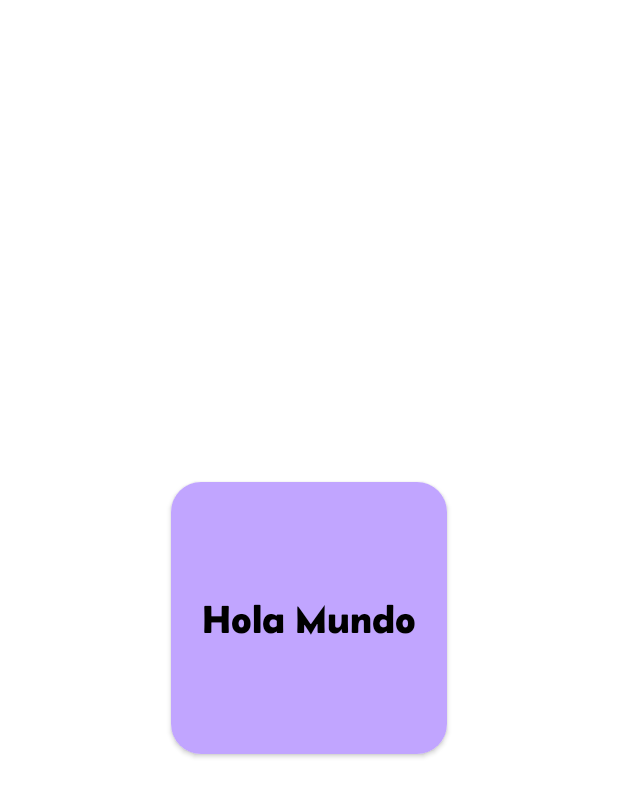
After one commit to JosueDanilo/Artists, an Android app: the layout cards_top_artist.xml on its own in the app's theme, with its tools: preview values and no code run, on a phone screen of 412 x 824 dp. The commit adds this screen. Shown: the top 797 px of the screen. Run offline under Robolectric (Android 15) with nearby library versions, the phone set to English and light mode, and no system bars; network calls fail.

Commit message:
IMPLEMENTACIÓN - Organización cards.
* Se mejora las cards en las que se muestran los Top Artist.
* Se crea la clase Utils, para manejar la utilidades.

```diff
--- a/app/src/main/java/com/example/artists/core/RetrofitHelper.kt
+++ b/app/src/main/java/com/example/artists/core/RetrofitHelper.kt
@@ -19,7 +19,7 @@ object RetrofitHelper {
 
     fun getRetrofit(): Retrofit {
         return Retrofit.Builder()
-            .baseUrl("http://ws.audioscrobbler.com/2.0/")
+            .baseUrl(Utils.BASE_URL)
             .client(httpClient)
             .addConverterFactory(GsonConverterFactory.create())
             .build()
--- a/app/src/main/java/com/example/artists/model/dataclass/TopArtistsData.kt
+++ b/app/src/main/java/com/example/artists/model/dataclass/TopArtistsData.kt
@@ -3,5 +3,5 @@ package com.example.artists.model.dataclass
 import com.example.artists.model.dataclass.artist.ArtistData
 
 data class TopArtistsData(
-    val artist: List<ArtistData>
+    val artist: List<ArtistData>,
 )
--- a/app/src/main/java/com/example/artists/model/repository/ArtistRepository.kt
+++ b/app/src/main/java/com/example/artists/model/repository/ArtistRepository.kt
@@ -7,7 +7,7 @@ class ArtistRepository {
 
     private val api = ArtistService()
 
-    suspend fun getArtistData(): TopArtistsResponse? {
+    suspend fun getArtistData(): TopArtistsResponse {
         return api.getArtistData()
     }
 
--- a/app/src/main/java/com/example/artists/view/TopArtistsFragment.kt
+++ b/app/src/main/java/com/example/artists/view/TopArtistsFragment.kt
@@ -5,8 +5,11 @@ import androidx.fragment.app.Fragment
 import android.view.LayoutInflater
 import android.view.View
 import android.view.ViewGroup
+import android.widget.LinearLayout
 import androidx.fragment.app.viewModels
+import androidx.recyclerview.widget.GridLayoutManager
 import androidx.recyclerview.widget.LinearLayoutManager
+import androidx.recyclerview.widget.RecyclerView
 import com.example.artists.R
 import com.example.artists.databinding.FragmentTopArtistsBinding
 import com.example.artists.model.dataclass.artist.ArtistData
@@ -38,7 +41,7 @@ class TopArtistsFragment : Fragment(R.layout.fragment_top_artists) {
 
         artistsViewModel.artistsDataModel.observe(viewLifecycleOwner) {
             listArtists = it.artist as MutableList<ArtistData>
-            binding.recycler.layoutManager = LinearLayoutManager(requireContext())
+            binding.recycler.layoutManager = GridLayoutManager(requireContext(), 2, RecyclerView.VERTICAL, false)
             binding.recycler.adapter = AdapterArtists(listArtists)
         }
 
--- a/app/src/main/java/com/example/artists/viewmodel/ArtistsViewModel.kt
+++ b/app/src/main/java/com/example/artists/viewmodel/ArtistsViewModel.kt
@@ -19,8 +19,7 @@ class ArtistsViewModel : ViewModel() {
     fun getDataArtist() {
         viewModelScope.launch {
             val result = artistsRepository.getArtistData()
-            if (result != null)
-                _artistModel.postValue(result.topartists)
+            _artistModel.postValue(result.topartists)
         }
     }
 
--- /dev/null
+++ b/app/src/main/res/layout/cards_top_artist.xml
@@ -0,0 +1,43 @@
+<?xml version="1.0" encoding="utf-8"?>
+<RelativeLayout xmlns:android="http://schemas.android.com/apk/res/android"
+    xmlns:app="http://schemas.android.com/apk/res-auto"
+    android:layout_width="match_parent"
+    android:layout_height="wrap_content"
+    android:layout_gravity="center"
+    android:gravity="center">
+
+    <androidx.cardview.widget.CardView
+        android:layout_width="200dp"
+        android:layout_height="200dp"
+        app:cardCornerRadius="20sp"
+        app:cardUseCompatPadding="true"
+        app:layout_constraintBottom_toBottomOf="parent"
+        app:layout_constraintEnd_toEndOf="parent"
+        app:layout_constraintStart_toStartOf="parent"
+        app:layout_constraintTop_toTopOf="parent">
+
+        <androidx.constraintlayout.widget.ConstraintLayout
+            android:layout_width="match_parent"
+            android:layout_height="match_parent"
+            android:background="@color/color_card_artist">
+
+            <TextView
+                android:id="@+id/text_artists"
+                android:layout_width="match_parent"
+                android:layout_height="wrap_content"
+                android:fontFamily="@font/belanosima_semibold"
+                android:text="Hola Mundo"
+                android:textAlignment="center"
+                android:textColor="@color/black"
+                android:textSize="26sp"
+                app:layout_constraintBottom_toBottomOf="parent"
+                app:layout_constraintEnd_toEndOf="parent"
+                app:layout_constraintStart_toStartOf="parent"
+                app:layout_constraintTop_toTopOf="parent" />
+
+        </androidx.constraintlayout.widget.ConstraintLayout>
+
+    </androidx.cardview.widget.CardView>
+
+
+</RelativeLayout>
--- a/app/src/main/res/layout/fragment_top_artists.xml
+++ b/app/src/main/res/layout/fragment_top_artists.xml
@@ -41,9 +41,12 @@
         android:layout_width="0dp"
         android:layout_height="0dp"
         android:layout_marginTop="6dp"
+        app:layoutManager="androidx.recyclerview.widget.GridLayoutManager"
         app:layout_constraintBottom_toBottomOf="parent"
         app:layout_constraintEnd_toEndOf="parent"
         app:layout_constraintStart_toStartOf="parent"
-        app:layout_constraintTop_toBottomOf="@id/guideline_card_top" />
+        app:layout_constraintTop_toBottomOf="@id/guideline_card_top"
+        tools:listitem="@layout/cards_top_artist"
+        app:spanCount="@integer/material_motion_duration_long_2"/>
 
 </androidx.constraintlayout.widget.ConstraintLayout>
--- a/app/src/main/res/values/colors.xml
+++ b/app/src/main/res/values/colors.xml
@@ -8,4 +8,5 @@
     <color name="black">#FF000000</color>
     <color name="white">#FFFFFFFF</color>
     <color name="color_card_top">#4c19be</color>
+    <color name="color_card_artist">#c1a5ff</color>
 </resources>
```
Also changed, not shown: app/src/main/java/com/example/artists/core/Utils.kt (added, +14 -0 lines), app/src/main/java/com/example/artists/model/network/ArtistService.kt (+3 -4 lines), app/src/main/java/com/example/artists/view/adapter/AdapterArtists.kt (+6 -5 lines), app/src/main/res/layout/cards_details_artist.xml (deleted, +0 -31 lines), app/src/main/java/com/example/artists/model/dataclass/TopArtistsResponse.kt (renamed from app/src/main/java/com/example/artists/model/dataclass/prueba.kt).
